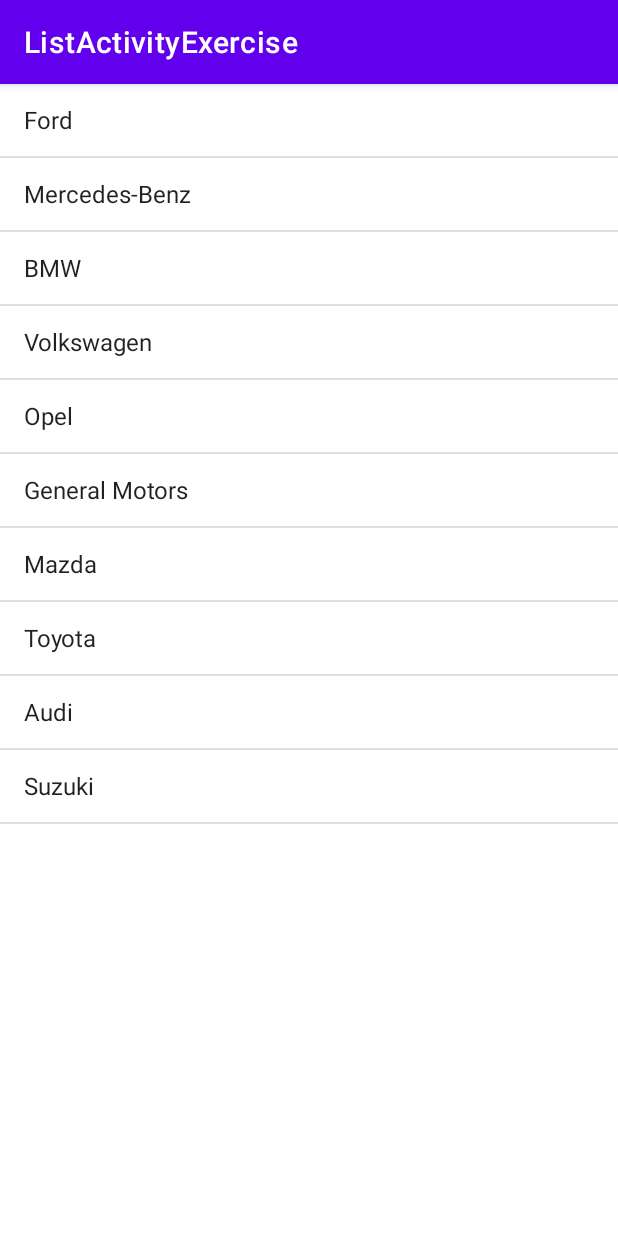
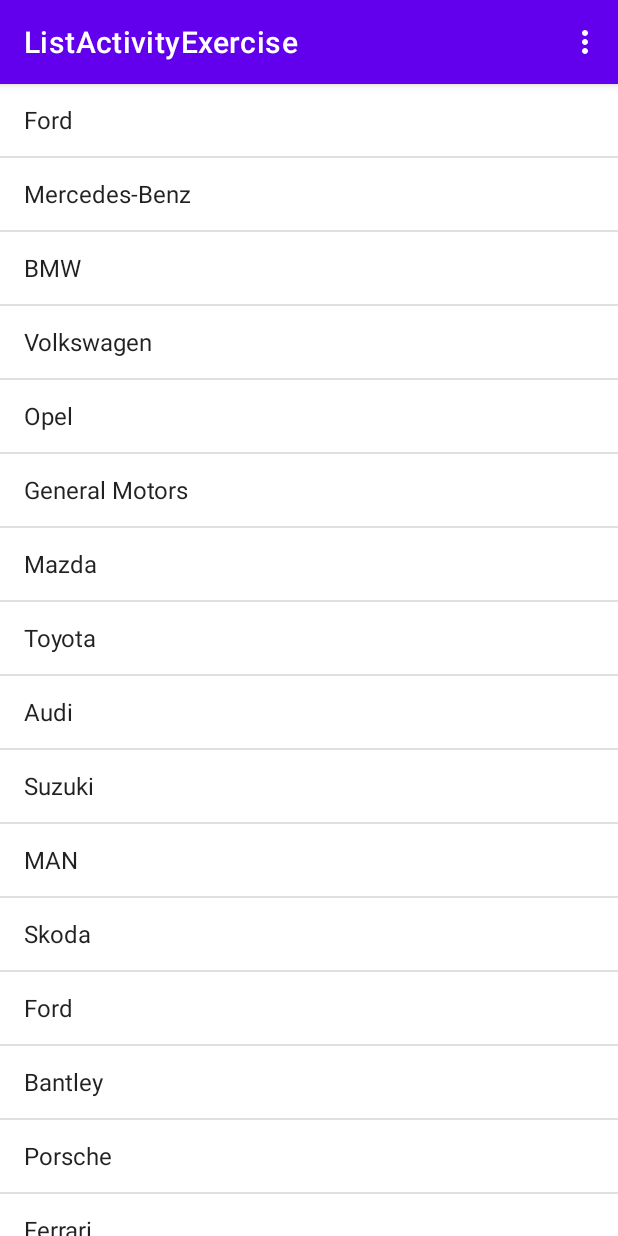
Before and after one commit to Korkmatik/Smartphone-Software-Development, an Android app: the screen it shows after launch (MainActivity), on a phone screen of 412 x 824 dp. Run offline under Robolectric (Android 15) with nearby library versions, the phone set to English and light mode, and no system bars.

Commit message:
Add context and options menu

```diff
--- a/ListActivityExercise/app/src/main/java/com/example/listactivityexercise/MainActivity.java
+++ b/ListActivityExercise/app/src/main/java/com/example/listactivityexercise/MainActivity.java
@@ -1,14 +1,19 @@
 package com.example.listactivityexercise;
 
+import androidx.annotation.NonNull;
+import androidx.appcompat.app.AlertDialog;
 import androidx.appcompat.app.AppCompatActivity;
 
 import android.os.Bundle;
-import android.widget.Adapter;
+import android.view.ContextMenu;
+import android.view.Menu;
+import android.view.MenuItem;
+import android.view.View;
 import android.widget.AdapterView;
 import android.widget.ArrayAdapter;
 import android.widget.ListView;
-
-import java.lang.reflect.Array;
+import android.widget.TextView;
+import android.widget.Toast;
 
 public class MainActivity extends AppCompatActivity {
 
@@ -20,9 +25,53 @@
         ListView lv = findViewById(R.id.lvItems);
         String[] titles = {
                 "Ford", "Mercedes-Benz", "BMW", "Volkswagen", "Opel", "General Motors",
-                "Mazda", "Toyota", "Audi", "Suzuki"
+                "Mazda", "Toyota", "Audi", "Suzuki", "MAN", "Skoda", "Ford", "Bantley", "Porsche",
+                "Ferrari", "Lamborghini", "Fiat", "Seat", "Renault"
         };
         ArrayAdapter<String> adapter = new ArrayAdapter<String>(this, android.R.layout.simple_list_item_activated_1, titles);
         lv.setAdapter(adapter);
+
+        lv.setVerticalScrollBarEnabled(true);
+
+        lv.setOnItemClickListener(new AdapterView.OnItemClickListener() {
+            @Override
+            public void onItemClick(AdapterView<?> parent, View view, int position, long id) {
+                AlertDialog.Builder builder = new AlertDialog.Builder(MainActivity.this);
+                // builder.setMessage("Ihre Wahl: " + titles[position]);
+                builder.setMessage("Ihre Wahl: " + ((TextView) view).getText().toString());
+
+                AlertDialog dialog = builder.create();
+                dialog.show();
+            }
+        });
+
+        registerForContextMenu(lv);
+    }
+
+    @Override
+    public void onCreateContextMenu(ContextMenu menu, View v, ContextMenu.ContextMenuInfo menuInfo) {
+        super.onCreateContextMenu(menu, v, menuInfo);
+        getMenuInflater().inflate(R.menu.context_menu, menu);
+    }
+
+    @Override
+    public boolean onContextItemSelected(@NonNull MenuItem item) {
+        AdapterView.AdapterContextMenuInfo adapterContextMenuInfo = (AdapterView.AdapterContextMenuInfo) item.getMenuInfo();
+
+        switch (item.getItemId()) {
+            case R.id.context_edit:
+                Toast.makeText(this, "EDIT: " + adapterContextMenuInfo.id, Toast.LENGTH_SHORT).show();
+                return true;
+            case R.id.context_delete:
+                Toast.makeText(this, "DELETE: " + adapterContextMenuInfo.id, Toast.LENGTH_SHORT).show();
+                return true;
+        }
+        return super.onContextItemSelected(item);
+    }
+
+    @Override
+    public boolean onCreateOptionsMenu(Menu menu) {
+        getMenuInflater().inflate(R.menu.options_menu, menu);
+        return super.onCreateOptionsMenu(menu);
     }
 }
--- a/ListActivityExercise/app/src/main/res/layout/activity_main.xml
+++ b/ListActivityExercise/app/src/main/res/layout/activity_main.xml
@@ -13,5 +13,6 @@
         app:layout_constraintBottom_toBottomOf="parent"
         app:layout_constraintEnd_toEndOf="parent"
         app:layout_constraintStart_toStartOf="parent"
-        app:layout_constraintTop_toTopOf="parent" />
+        app:layout_constraintTop_toTopOf="parent"
+        />
 </androidx.constraintlayout.widget.ConstraintLayout>
--- /dev/null
+++ b/ListActivityExercise/app/src/main/res/menu/context_menu.xml
@@ -0,0 +1,12 @@
+<?xml version="1.0" encoding="utf-8"?>
+<menu xmlns:android="http://schemas.android.com/apk/res/android">
+
+    <item
+        android:id="@+id/context_edit"
+        android:title="EDIT" />
+
+    <item
+        android:id="@+id/context_delete"
+        android:title="DELETE" />
+
+</menu>
--- /dev/null
+++ b/ListActivityExercise/app/src/main/res/menu/options_menu.xml
@@ -0,0 +1,27 @@
+<?xml version="1.0" encoding="utf-8"?>
+<menu xmlns:android="http://schemas.android.com/apk/res/android">
+    <item
+        android:id="@+id/option_help"
+        android:title="HELP" />
+
+    <item
+        android:id="@+id/option_info"
+        android:title="INFO" />
+
+    <item
+        android:id="@+id/option_details"
+        android:title="DETAILS" >
+
+    <menu>
+        <item
+            android:id="@+id/option_star"
+            android:title="STAR" />
+
+        <item
+            android:id="@+id/option_surprise"
+            android:title="SURPRISE" />
+
+    </menu>
+
+    </item>
+</menu>
```
